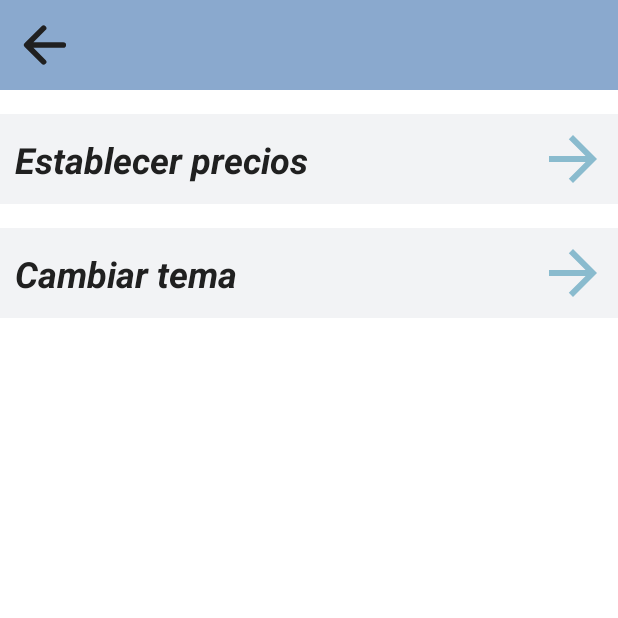
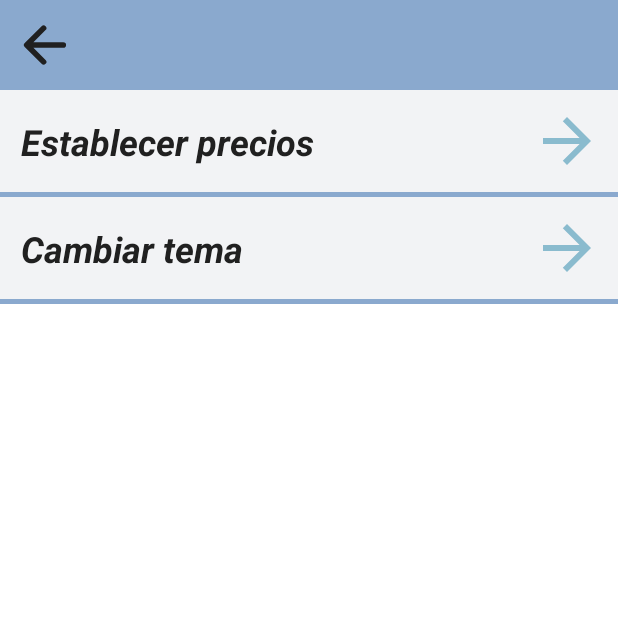
Before and after one commit to LeonardoVNC/SkyLinkApp, an Android app: the ConfiguracionesActivity screen opened directly, with no data from a screen before it, on a phone screen of 412 x 824 dp, the top half of it. Run offline under Robolectric (Android 15) with nearby library versions, the phone set to English and light mode, and no system bars.

Commit message:
Implementada nueva lógica para la carga de opciones y configuraciones. Ligera mejora estética.

```diff
--- /dev/null
+++ b/app/src/main/java/com/example/skylink/model/dataClasses/ConfigOption.kt
@@ -0,0 +1,9 @@
+package com.example.skylink.model.dataClasses
+
+import android.content.Intent
+
+data class ConfigOption(
+    val title: String,
+    val userRole: Int,
+    val intent: Intent
+)
--- a/app/src/main/java/com/example/skylink/viewmodel/activities/ConfiguracionesActivity.kt
+++ b/app/src/main/java/com/example/skylink/viewmodel/activities/ConfiguracionesActivity.kt
@@ -2,13 +2,17 @@ package com.example.skylink.viewmodel.activities
 
 import android.content.Intent
 import android.os.Bundle
-import android.view.View
+import androidx.recyclerview.widget.LinearLayoutManager
+import com.example.skylink.R
+import com.example.skylink.databinding.ActivityConfiguracionesBinding
+import com.example.skylink.model.dataClasses.ConfigOption
 import com.example.skylink.model.singletons.CompanionObjects.Companion.APP_PREFERENCES
 import com.example.skylink.model.singletons.CompanionObjects.Companion.ID_USER_TYPE
-import com.example.skylink.databinding.ActivityConfiguracionesBinding
+import com.example.skylink.viewmodel.adapters.ConfigurationAdapter
+import com.example.skylink.viewmodel.clickListeners.OnConfigClickListener
 
 //Activity usada para mostrar las opciones de configuración disponibles
-class ConfiguracionesActivity : BaseActivity() {
+class ConfiguracionesActivity : BaseActivity(), OnConfigClickListener {
     private lateinit var binding: ActivityConfiguracionesBinding
 
     override fun onCreate(savedInstanceState: Bundle?) {
@@ -16,26 +20,35 @@ class ConfiguracionesActivity : BaseActivity() {
         binding = ActivityConfiguracionesBinding.inflate(layoutInflater)
         val view = binding.root
         setContentView(view)
+        setUpRecyclerView()
+    }
 
-        //Si las opciones de desarrollador están activadas, se muestra la opción para entrar a dicho menú
-        val sharedPreferences = getSharedPreferences(APP_PREFERENCES, MODE_PRIVATE)
-        if (sharedPreferences.getInt(ID_USER_TYPE, 0) == 1) {
-            binding.configDev.visibility = View.VISIBLE
-        }
-
-        //Configuración de botones y clicks
-        binding.configButtonBack.setOnClickListener { onBackPressed() }
-        binding.configButtonPrice.setOnClickListener {
-            val intent = Intent(this, SelectPricesActivity::class.java)
-            startActivity(intent)
-        }
-        binding.configButtonTheme.setOnClickListener {
-            val intent = Intent(this, SelectThemeActivity::class.java)
-            startActivity(intent)
-        }
-        binding.configButtonDev.setOnClickListener {
-            val intent = Intent(this, DevActivity::class.java)
-            startActivity(intent)
+    private fun setUpRecyclerView() {
+        val listaDeDatos = mutableListOf(
+            ConfigOption(
+                getString(R.string.config_price),
+                0,
+                Intent(this, SelectPricesActivity::class.java)
+            ),
+            ConfigOption(
+                getString(R.string.config_theme),
+                0,
+                Intent(this, SelectThemeActivity::class.java)
+            ),
+            ConfigOption(
+                getString(R.string.config_dev),
+                1,
+                Intent(this, DevActivity::class.java)
+            ),
+        )
+        val userType = getSharedPreferences(APP_PREFERENCES, MODE_PRIVATE).getInt(ID_USER_TYPE, 0)
+        val recyclerConfigurationAdapter by lazy { ConfigurationAdapter(this, userType) }
+        recyclerConfigurationAdapter.addDataToList(listaDeDatos)
+        binding.configRecycler.apply {
+            layoutManager = LinearLayoutManager(context, LinearLayoutManager.VERTICAL, false)
+            adapter = recyclerConfigurationAdapter
         }
     }
+
+    override fun onConfigClick(intent: Intent) = startActivity(intent)
 }
--- /dev/null
+++ b/app/src/main/java/com/example/skylink/viewmodel/adapters/ConfigurationAdapter.kt
@@ -0,0 +1,50 @@
+package com.example.skylink.viewmodel.adapters
+
+import android.content.Context
+import android.view.LayoutInflater
+import android.view.View
+import android.view.ViewGroup
+import androidx.recyclerview.widget.RecyclerView
+import com.example.skylink.databinding.ItemConfigOptionBinding
+import com.example.skylink.model.dataClasses.ConfigOption
+import com.example.skylink.viewmodel.clickListeners.OnConfigClickListener
+
+class ConfigurationAdapter(private val listener: OnConfigClickListener, private val userType: Int ): RecyclerView.Adapter<ConfigurationAdapter.ConfigurationsViewHolder>() {
+    private val datos = mutableListOf<ConfigOption>()
+    private var context: Context?=null
+
+    override fun onCreateViewHolder(parent: ViewGroup, viewType: Int): ConfigurationsViewHolder {
+        context = parent.context
+        return ConfigurationsViewHolder(
+            ItemConfigOptionBinding.inflate(LayoutInflater.from(context), parent, false)
+        )
+    }
+
+    override fun getItemCount(): Int = datos.size
+
+    override fun onBindViewHolder(holder: ConfigurationsViewHolder, position: Int) {
+        holder.binding(datos[position])
+    }
+
+    inner class ConfigurationsViewHolder(private val binding: ItemConfigOptionBinding): RecyclerView.ViewHolder(binding.root) {
+        fun binding(data: ConfigOption) {
+            if (userType == 0 && data.userRole == 1) {
+                binding.root.visibility = View.GONE
+            }
+            binding.configOptionTitle.text = data.title
+
+            binding.root.setOnClickListener{
+                listener.onConfigClick(data.intent)
+            }
+            binding.configButtonPrice.setOnClickListener{
+                listener.onConfigClick(data.intent)
+            }
+        }
+    }
+    //Puedo dwejar todas visitble spor defecto, pero si recibo un 0, oculto los 1
+
+    fun addDataToList(list: List<ConfigOption>) {
+        datos.clear()
+        datos.addAll(list)
+    }
+}
--- /dev/null
+++ b/app/src/main/java/com/example/skylink/viewmodel/clickListeners/OnConfigClickListener.kt
@@ -0,0 +1,7 @@
+package com.example.skylink.viewmodel.clickListeners
+
+import android.content.Intent
+
+interface OnConfigClickListener {
+    fun onConfigClick(intent: Intent)
+}
--- a/app/src/main/res/layout/activity_configuraciones.xml
+++ b/app/src/main/res/layout/activity_configuraciones.xml
@@ -28,96 +28,9 @@
     </androidx.constraintlayout.widget.ConstraintLayout>
 
     <!-- Contenido Principal -->
-    <LinearLayout
+    <androidx.recyclerview.widget.RecyclerView
+        android:id="@+id/config_recycler"
         android:layout_width="match_parent"
-        android:layout_height="wrap_content"
-        android:orientation="vertical"
-        app:layout_constraintTop_toBottomOf="@id/config_upper_menu">
-        <!-- Precio seleccionado -->
-        <androidx.constraintlayout.widget.ConstraintLayout
-            android:layout_width="match_parent"
-            android:layout_height="wrap_content"
-            android:layout_marginTop="16dp"
-            android:background="?attr/colorSurface"
-            android:padding="10dp">
-            <TextView
-                style="@style/Title"
-                android:layout_width="wrap_content"
-                android:layout_height="wrap_content"
-                android:backgroundTint="@android:color/transparent"
-                android:text="@string/config_price"
-                app:layout_constraintBottom_toBottomOf="parent"
-                app:layout_constraintStart_toStartOf="parent"
-                app:layout_constraintTop_toTopOf="parent" />
-            <ImageButton
-                android:id="@+id/config_button_price"
-                android:layout_width="40dp"
-                android:layout_height="40dp"
-                android:backgroundTint="@android:color/transparent"
-                android:src="@drawable/arrow"
-                app:layout_constraintBottom_toBottomOf="parent"
-                app:layout_constraintEnd_toEndOf="parent"
-                app:layout_constraintTop_toTopOf="parent"
-                app:tint="?attr/colorAccent" />
-        </androidx.constraintlayout.widget.ConstraintLayout>
-
-        <!-- Selector de Temas -->
-        <androidx.constraintlayout.widget.ConstraintLayout
-            android:layout_width="match_parent"
-            android:layout_height="wrap_content"
-            android:layout_marginTop="16dp"
-            android:background="?attr/colorSurface"
-            android:padding="10dp">
-            <TextView
-                style="@style/Title"
-                android:layout_width="wrap_content"
-                android:layout_height="wrap_content"
-                android:backgroundTint="@android:color/transparent"
-                android:text="@string/config_theme"
-                app:layout_constraintBottom_toBottomOf="parent"
-                app:layout_constraintStart_toStartOf="parent"
-                app:layout_constraintTop_toTopOf="parent" />
-            <ImageButton
-                android:id="@+id/config_button_theme"
-                android:layout_width="40dp"
-                android:layout_height="40dp"
-                android:backgroundTint="@android:color/transparent"
-                android:src="@drawable/arrow"
-                app:layout_constraintBottom_toBottomOf="parent"
-                app:layout_constraintEnd_toEndOf="parent"
-                app:layout_constraintTop_toTopOf="parent"
-                app:tint="?attr/colorAccent" />
-        </androidx.constraintlayout.widget.ConstraintLayout>
-
-        <!-- Dev -->
-        <androidx.constraintlayout.widget.ConstraintLayout
-            android:id="@+id/config_dev"
-            android:layout_width="match_parent"
-            android:layout_height="wrap_content"
-            android:layout_marginTop="16dp"
-            android:background="?attr/colorSurface"
-            android:visibility="gone"
-            android:padding="10dp">
-            <TextView
-                style="@style/Title"
-                android:layout_width="wrap_content"
-                android:layout_height="wrap_content"
-                android:backgroundTint="@android:color/transparent"
-                android:text="@string/config_dev"
-                android:textColor="?attr/colorPrimary"
-                app:layout_constraintBottom_toBottomOf="parent"
-                app:layout_constraintStart_toStartOf="parent"
-                app:layout_constraintTop_toTopOf="parent" />
-            <ImageButton
-                android:id="@+id/config_button_dev"
-                android:layout_width="40dp"
-                android:layout_height="40dp"
-                android:backgroundTint="@android:color/transparent"
-                android:src="@drawable/arrow"
-                app:layout_constraintBottom_toBottomOf="parent"
-                app:layout_constraintEnd_toEndOf="parent"
-                app:layout_constraintTop_toTopOf="parent"
-                app:tint="?attr/colorAccent" />
-        </androidx.constraintlayout.widget.ConstraintLayout>
-    </LinearLayout>
+        android:layout_height="0dp"
+        app:layout_constraintTop_toBottomOf="@id/config_upper_menu" />
 </androidx.constraintlayout.widget.ConstraintLayout>
--- /dev/null
+++ b/app/src/main/res/layout/item_config_option.xml
@@ -0,0 +1,46 @@
+<?xml version="1.0" encoding="utf-8"?>
+<androidx.constraintlayout.widget.ConstraintLayout xmlns:android="http://schemas.android.com/apk/res/android"
+    android:layout_width="match_parent"
+    android:layout_height="wrap_content"
+    xmlns:app="http://schemas.android.com/apk/res-auto">
+
+    <androidx.constraintlayout.widget.ConstraintLayout
+        android:id="@+id/config_option_content"
+        android:layout_width="match_parent"
+        android:layout_height="match_parent"
+        android:padding="14dp"
+        android:background="?attr/colorSurface"
+        app:layout_constraintTop_toTopOf="parent">
+
+        <!-- Título -->
+        <TextView
+            android:id="@+id/config_option_title"
+            style="@style/Title"
+            android:layout_width="wrap_content"
+            android:layout_height="wrap_content"
+            android:backgroundTint="@android:color/transparent"
+            android:text="@string/config_price"
+            app:layout_constraintTop_toTopOf="parent"
+            app:layout_constraintBottom_toBottomOf="parent"
+            app:layout_constraintStart_toStartOf="parent"/>
+        <ImageButton
+            android:id="@+id/config_button_price"
+            android:layout_width="40dp"
+            android:layout_height="40dp"
+            android:backgroundTint="@android:color/transparent"
+            android:src="@drawable/arrow"
+            app:layout_constraintBottom_toBottomOf="parent"
+            app:layout_constraintEnd_toEndOf="parent"
+            app:layout_constraintTop_toTopOf="parent"
+            app:tint="?attr/colorAccent" />
+    </androidx.constraintlayout.widget.ConstraintLayout>
+
+    <!-- Separador -->
+    <LinearLayout
+        android:id="@+id/config_option_lower_sep"
+        android:layout_width="match_parent"
+        android:layout_height="3dp"
+        android:background="?attr/colorSecondary"
+        android:orientation="horizontal"
+        app:layout_constraintTop_toBottomOf="@id/config_option_content"/>
+</androidx.constraintlayout.widget.ConstraintLayout>
--- a/app/src/main/res/values/strings.xml
+++ b/app/src/main/res/values/strings.xml
@@ -33,6 +33,7 @@
     <string name="item_price_transboard">Precio transbordo:</string>
 
     <!-- Configuraciones -->
+    <string name="config_default">Opciones</string>
     <string name="config_price">Establecer precios</string>
     <string name="config_theme">Cambiar tema</string>
     <string name="config_dev">Opciones de desarrollo</string>
```
